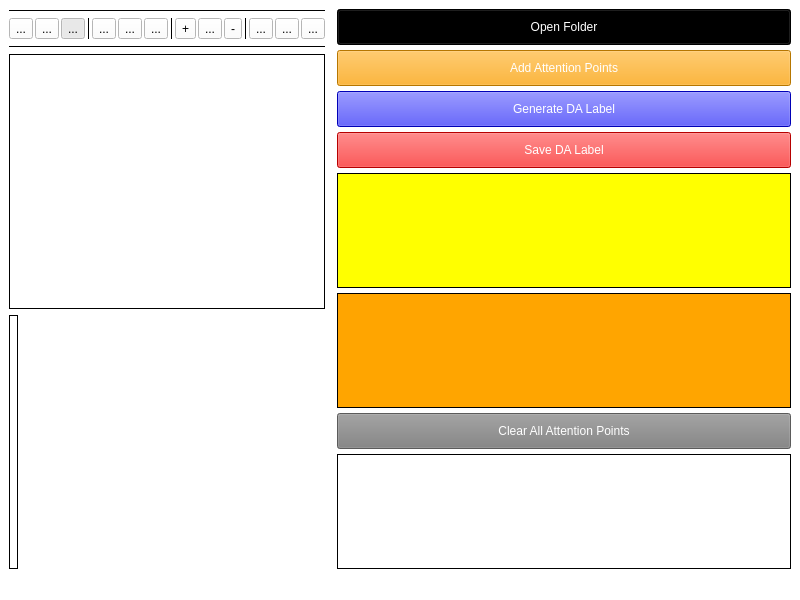
Old version of the form main.ui in the repository christofel04/4D-LATTE-4D-Radar-Drivable-Area-Automatic-Labelling-using-Advanced-Deep-Learning.
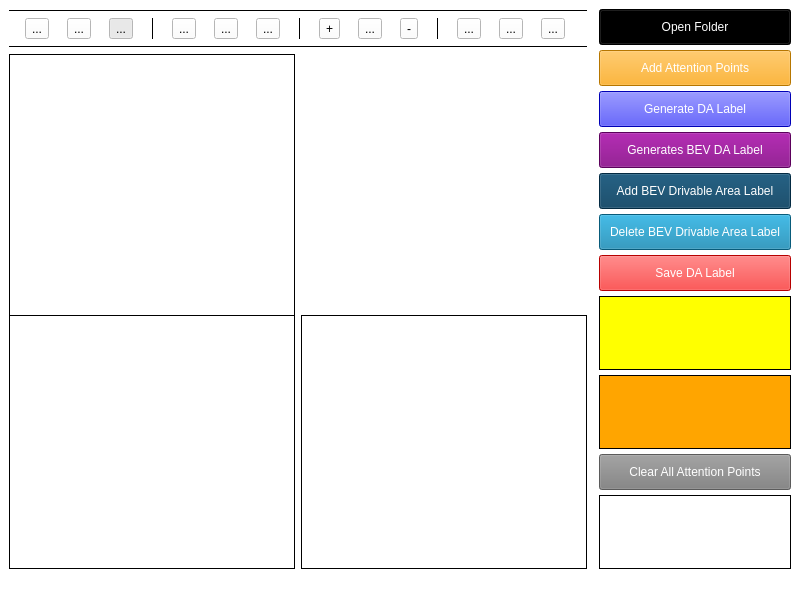
New version of the form. Icons and pictures are not drawn.

Commit message: Add feature projecting Drivable Area label from camera to images

The edit to the form file:
```diff
--- a/main.ui
+++ b/main.ui
@@ -399,15 +399,23 @@
          </widget>
         </item>
         <item>
-         <layout class="QVBoxLayout" name="horizontalLayout_2">
-          <item>
+         <layout class="QGridLayout" name="gridLayout">
+
+          <item row="0" column="0" columnspan="1" rowspan="2">
+          
+
            <widget class="QLabel" name="qlabel_image">
+           <!--
             <property name="sizePolicy">
-             <sizepolicy hsizetype="Preferred" vsizetype="Expanding">
+             <sizepolicy hsizetype="Expanding" vsizetype="Expanding">
               <horstretch>0</horstretch>
               <verstretch>0</verstretch>
              </sizepolicy>
             </property>
+            -->
+
+            
+
             <property name="styleSheet">
              <string notr="true">background-color:white
 </string>
@@ -430,14 +438,48 @@
            </widget>
           </item>
 
-          <item>
+          <item row="1" column="0">
            <widget class="QLabel" name="drivable_area_qlabel_image">
+           <!--
             <property name="sizePolicy">
              <sizepolicy hsizetype="Fixed" vsizetype="Expanding">
               <horstretch>0</horstretch>
               <verstretch>0</verstretch>
              </sizepolicy>
             </property>
+            -->
+            <property name="styleSheet">
+             <string notr="true">background-color:white
+</string>
+            </property>
+            <property name="frameShape">
+             <enum>QFrame::Box</enum>
+            </property>
+            <property name="frameShadow">
+             <enum>QFrame::Plain</enum>
+            </property>
+            <property name="lineWidth">
+             <number>1</number>
+            </property>
+            <property name="midLineWidth">
+             <number>0</number>
+            </property>
+            <property name="text">
+             <string/>
+            </property>
+           </widget>
+          </item>
+
+          <item row="1" column="1">
+           <widget class="QLabel" name="bev_drivable_area_qlabel_image">
+           <!--
+            <property name="sizePolicy">
+             <sizepolicy hsizetype="Fixed" vsizetype="Expanding">
+              <horstretch>0</horstretch>
+              <verstretch>0</verstretch>
+             </sizepolicy>
+            </property>
+            -->
             <property name="styleSheet">
              <string notr="true">background-color:white
 </string>
@@ -575,6 +617,158 @@
             </property>
           </widget>
         </item>
+<!--
+        <item>
+          <widget class="QPushButton" name="fix_holes_DA_label_button">
+            <property name="font">
+            <font>
+              <pointsize>9</pointsize>
+            </font>
+            </property>
+            <property name="cursor">
+            <cursorShape>PointingHandCursor</cursorShape>
+            </property>
+            <property name="focusPolicy">
+            <enum>Qt::StrongFocus</enum>
+            </property>
+            <property name="autoFillBackground">
+            <bool>false</bool>
+            </property>
+            <property name="styleSheet">
+            <string notr="true">background-color: green; /* Blue */
+  padding:10px;
+  color:white;</string>
+            </property>
+            <property name="text">
+            <string>Fix DA Labels</string>
+            </property>
+            <property name="autoDefault">
+            <bool>false</bool>
+            </property>
+            <property name="default">
+            <bool>false</bool>
+            </property>
+            <property name="flat">
+            <bool>false</bool>
+            </property>
+          </widget>
+        </item>
+-->
+<item>
+          <widget class="QPushButton" name="generates_BEV_DA_Label_from_LiDAR">
+            <property name="font">
+            <font>
+              <pointsize>9</pointsize>
+            </font>
+            </property>
+            <property name="cursor">
+            <cursorShape>PointingHandCursor</cursorShape>
+            </property>
+            <property name="focusPolicy">
+            <enum>Qt::StrongFocus</enum>
+            </property>
+            <property name="autoFillBackground">
+            <bool>false</bool>
+            </property>
+            <property name="styleSheet">
+            <string notr="true">background-color: purple; /* Blue */
+  padding:10px;
+  color:white;</string>
+            </property>
+            <property name="text">
+            <string>Generates BEV DA Label</string>
+            </property>
+            <property name="autoDefault">
+            <bool>false</bool>
+            </property>
+            <property name="default">
+            <bool>false</bool>
+            </property>
+            <property name="flat">
+            <bool>false</bool>
+            </property>
+          </widget>
+        </item>
+
+
+        <item>
+          <widget class="QPushButton" name="add_BEV_DA_Label_from_LiDAR">
+            <property name="font">
+            <font>
+              <pointsize>9</pointsize>
+            </font>
+            </property>
+            <property name="cursor">
+            <cursorShape>PointingHandCursor</cursorShape>
+            </property>
+            <property name="checkable">
+             <bool>true</bool>
+            </property>
+            <property name="focusPolicy">
+            <enum>Qt::StrongFocus</enum>
+            </property>
+            <property name="autoFillBackground">
+            <bool>false</bool>
+            </property>
+            <property name="styleSheet">
+            <string notr="true">background-color: rgb(4, 59, 92); /* Blue */
+  padding:10px;
+  color:white;</string>
+            </property>
+            <property name="text">
+            <string>Add BEV Drivable Area Label</string>
+            </property>
+            <property name="autoDefault">
+            <bool>false</bool>
+            </property>
+            <property name="default">
+            <bool>false</bool>
+            </property>
+            <property name="flat">
+            <bool>false</bool>
+            </property>
+          </widget>
+        </item>
+
+        <item>
+          <widget class="QPushButton" name="delete_BEV_DA_Label_from_LiDAR">
+            <property name="font">
+            <font>
+              <pointsize>9</pointsize>
+            </font>
+            </property>
+            <property name="cursor">
+            <cursorShape>PointingHandCursor</cursorShape>
+            </property>
+            <property name="checkable">
+             <bool>true</bool>
+            </property>
+            <property name="focusPolicy">
+            <enum>Qt::StrongFocus</enum>
+            </property>
+            <property name="autoFillBackground">
+            <bool>false</bool>
+            </property>
+            <property name="styleSheet">
+            <string notr="true">background-color: rgb(11, 127, 171); /* Blue */
+  padding:10px;
+  color:white;</string>
+            </property>
+            <property name="text">
+            <string>Delete BEV Drivable Area Label</string>
+            </property>
+            <property name="autoDefault">
+            <bool>false</bool>
+            </property>
+            <property name="default">
+            <bool>false</bool>
+            </property>
+            <property name="flat">
+            <bool>false</bool>
+            </property>
+          </widget>
+        </item>
+
 
         <item>
           <widget class="QPushButton" name="save_Drivable_Area_label">
```
Left out of the diff: 1 changed line with no effect on the pictures. The commit also changes 2 other files.
